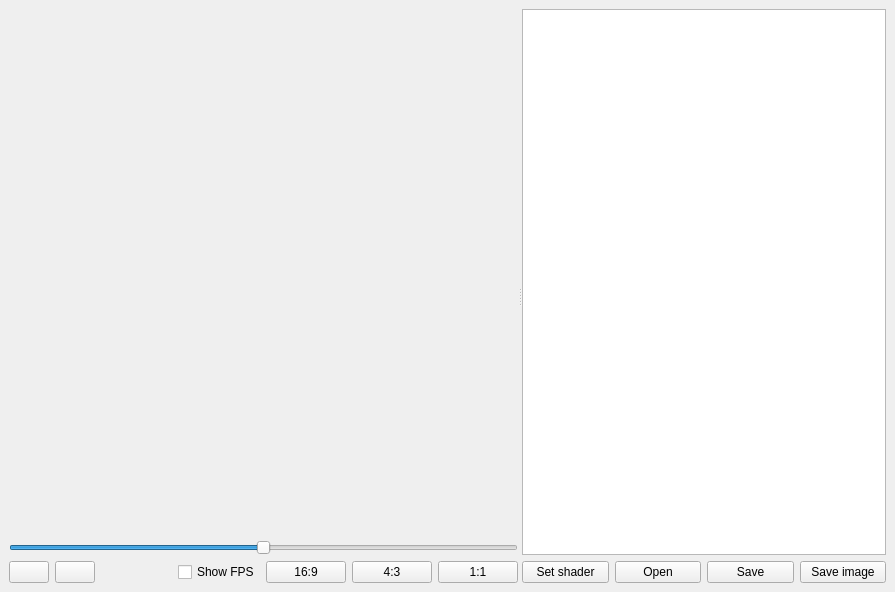
Qt form src/ShaderRunner/srMainWindow.ui (utak3r/ShaderRunner) before a commit.
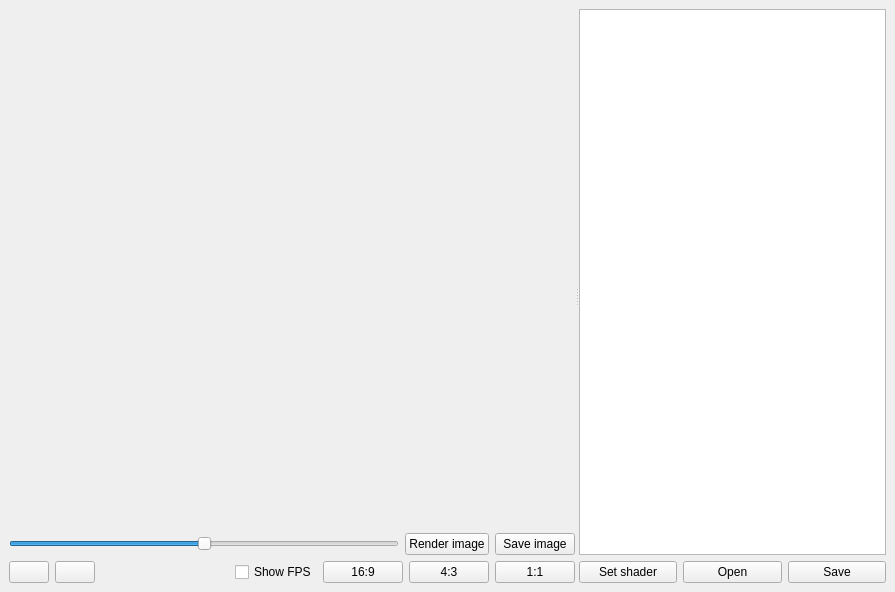
The same form after that commit. Icons and pictures are not drawn. Custom widgets are drawn as their Qt base class.

What changed in the file:
```diff
--- a/src/ShaderRunner/srMainWindow.ui
+++ b/src/ShaderRunner/srMainWindow.ui
@@ -14,14 +14,14 @@
    <string>ShaderRunner</string>
   </property>
   <widget class="QWidget" name="centralwidget">
-   <layout class="QHBoxLayout" name="horizontalLayout_3">
+   <layout class="QHBoxLayout" name="horizontalLayout_4">
     <item>
      <widget class="QSplitter" name="splitter">
       <property name="orientation">
        <enum>Qt::Horizontal</enum>
       </property>
       <widget class="QWidget" name="">
-       <layout class="QVBoxLayout" name="verticalLayout_3">
+       <layout class="QVBoxLayout" name="verticalLayout_2">
         <item>
          <widget class="GLViewWidget" name="GLWidget" native="true">
           <property name="sizePolicy">
@@ -33,7 +33,7 @@
          </widget>
         </item>
         <item>
-         <layout class="QVBoxLayout" name="verticalLayout_2">
+         <layout class="QHBoxLayout" name="horizontalLayout">
           <item>
            <widget class="QSlider" name="sldAnimTime">
             <property name="minimum">
@@ -63,7 +63,23 @@
            </widget>
           </item>
           <item>
-           <layout class="QHBoxLayout" name="horizontalLayout">
+           <widget class="QPushButton" name="btnRenderToFile">
+            <property name="text">
+             <string>Render image</string>
+            </property>
+           </widget>
+          </item>
+          <item>
+           <widget class="QPushButton" name="btnSaveImage">
+            <property name="text">
+             <string>Save image</string>
+            </property>
+           </widget>
+          </item>
+         </layout>
+        </item>
+        <item>
+         <layout class="QHBoxLayout" name="horizontalLayout_3">
             <item>
              <widget class="QPushButton" name="btnRewind">
               <property name="text">
@@ -130,8 +146,6 @@
            </layout>
           </item>
          </layout>
-        </item>
-       </layout>
       </widget>
       <widget class="QWidget" name="layoutWidget">
        <layout class="QVBoxLayout" name="verticalLayout">
@@ -174,13 +188,6 @@
             </property>
            </widget>
           </item>
-          <item>
-           <widget class="QPushButton" name="btnSaveImage">
-            <property name="text">
-             <string>Save image</string>
-            </property>
-           </widget>
-          </item>
          </layout>
         </item>
        </layout>
```
Lines whose indentation alone changed are shown as unchanged.
